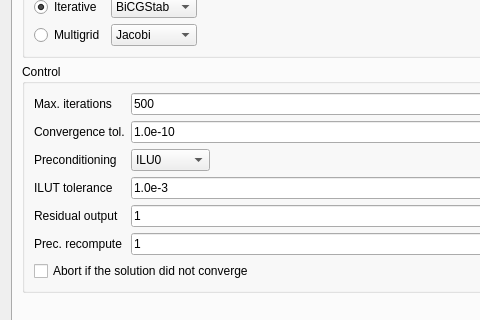
Qt form ElmerGUI/Application/forms/solverparameters.ui (ElmerCSC/elmerfem) before a commit; both pictures show x 0 to 480 and y 107 to 427 of the 643 by 522 pixel window.
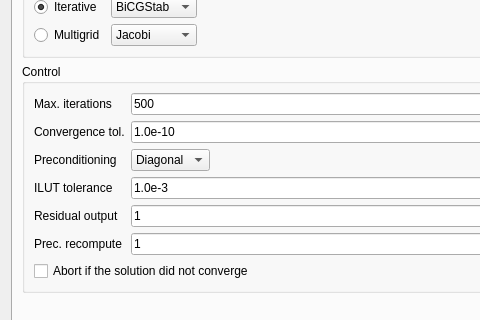
The same form after that commit. The open tabs and pages were chosen to show the change. Icons and pictures are not drawn.

Commit message: ElmerGUI: added vanka as choice for preconditioner

Patch:
```diff
--- a/ElmerGUI/Application/forms/solverparameters.ui
+++ b/ElmerGUI/Application/forms/solverparameters.ui
@@ -568,10 +568,10 @@
             </property>
            </widget>
           </item>
-          <item row="2" column="1" >
-           <widget class="QComboBox" name="linearSystemPreconditioning" >
-            <property name="currentIndex" >
-             <number>2</number>
+          <item row="2" column="1">
+           <widget class="QComboBox" name="linearSystemPreconditioning">
+            <property name="currentIndex">
+             <number>0</number>
             </property>
             <item>
              <property name="text" >
```
Left out of the diff: 969 changed lines with no effect on the pictures.
